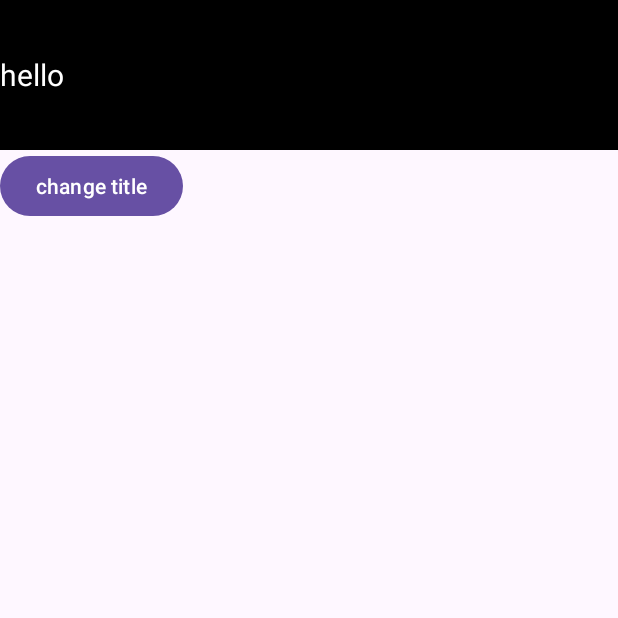
After one commit to songzhw/KAE-to-ViewBinding, an Android app: the CustomViewPage3 screen opened directly, with no data from a screen before it, on a phone screen of 412 x 824 dp, the top half of it. The commit adds this screen. Run offline under Robolectric (Android 15) with nearby library versions, the phone set to English and light mode, and no system bars.

Commit message:
add more samples

```diff
--- a/demo/KAE_Converter1/app/src/main/AndroidManifest.xml
+++ b/demo/KAE_Converter1/app/src/main/AndroidManifest.xml
@@ -27,6 +27,7 @@
         <activity android:name=".RvPage"/>
         <activity android:name=".CustomViewPage"/>
         <activity android:name=".CustomViewPage2"/>
+        <activity android:name=".CustomViewPage3"/>
         <activity android:name=".FragmentBoxPage"/>
 
     </application>
--- /dev/null
+++ b/demo/KAE_Converter1/app/src/main/java/ca/six/demo/kae_converter1/CustomViewPage3.kt
@@ -0,0 +1,18 @@
+package ca.six.demo.kae_converter1
+
+import android.os.Bundle
+import androidx.appcompat.app.AppCompatActivity
+import kotlinx.android.synthetic.main.actv_multi_use.btnChangeTitle
+import kotlinx.android.synthetic.main.actv_multi_use.viewTitle
+import kotlinx.android.synthetic.main.view_top_view.view.tvTitle
+
+class CustomViewPage3: AppCompatActivity(R.layout.actv_multi_use) {
+    override fun onCreate(savedInstanceState: Bundle?) {
+        super.onCreate(savedInstanceState)
+        viewTitle.tvTitle.text = "hello"
+
+        btnChangeTitle.setOnClickListener {
+            viewTitle.tvTitle.text = "world"
+        }
+    }
+}
--- /dev/null
+++ b/demo/KAE_Converter1/app/src/main/java/ca/six/demo/kae_converter1/views/TitleView.java
@@ -0,0 +1,33 @@
+package ca.six.demo.kae_converter1.views;
+
+import android.content.Context;
+import android.util.AttributeSet;
+import android.view.View;
+import android.widget.FrameLayout;
+
+import androidx.annotation.NonNull;
+import androidx.annotation.Nullable;
+
+import ca.six.demo.kae_converter1.R;
+
+public class TitleView extends FrameLayout {
+    public TitleView(@NonNull Context context) {
+        super(context);
+        init(context, null);
+    }
+
+    public TitleView(@NonNull Context context, @Nullable AttributeSet attrs) {
+        super(context, attrs);
+        init(context, attrs);
+    }
+
+    public TitleView(@NonNull Context context, @Nullable AttributeSet attrs, int defStyleAttr) {
+        super(context, attrs, defStyleAttr);
+        init(context, attrs);
+    }
+
+    public void init(@NonNull final Context context, @Nullable AttributeSet attrs) {
+        final View view = inflate(context, R.layout.view_top_view, this);
+    }
+
+}
--- a/demo/KAE_Converter1/app/src/main/res/layout/actv_ios_switch.xml
+++ b/demo/KAE_Converter1/app/src/main/res/layout/actv_ios_switch.xml
@@ -12,7 +12,7 @@
         android:layout_marginTop="12dp"
         />
 
-    <ca.six.demo.kae_converter1.SwitchIosView
+    <ca.six.demo.kae_converter1.views.SwitchIosView
         android:layout_width="100dp"
         android:layout_height="50dp"
         android:layout_alignParentRight="true"
--- /dev/null
+++ b/demo/KAE_Converter1/app/src/main/res/layout/actv_multi_use.xml
@@ -0,0 +1,18 @@
+<?xml version="1.0" encoding="utf-8"?>
+<LinearLayout xmlns:android="http://schemas.android.com/apk/res/android"
+    android:orientation="vertical"
+    android:layout_width="match_parent"
+    android:layout_height="match_parent">
+
+    <ca.six.demo.kae_converter1.views.TitleView
+        android:id="@+id/viewTitle"
+        android:layout_width="match_parent" android:layout_height="wrap_content"
+        />
+
+    <Button android:id="@+id/btnChangeTitle"
+        android:layout_width="wrap_content" android:layout_height="wrap_content"
+        android:text="change title"
+        />
+
+
+</LinearLayout>
--- /dev/null
+++ b/demo/KAE_Converter1/app/src/main/res/layout/view_top_view.xml
@@ -0,0 +1,14 @@
+<?xml version="1.0" encoding="utf-8"?>
+<LinearLayout xmlns:android="http://schemas.android.com/apk/res/android"
+    android:orientation="horizontal"
+    android:layout_width="match_parent"
+    android:layout_height="100dp"
+    android:background="@color/black">
+
+    <TextView android:id="@+id/tvTitle"
+        android:layout_width="wrap_content" android:layout_height="wrap_content"
+        android:textSize="20dp" android:textColor="#fff"
+        android:layout_gravity="center"
+        />
+
+</LinearLayout>
```
Also changed, not shown: demo/KAE_Converter1/app/src/main/java/ca/six/demo/kae_converter1/CustomViewPage2.kt (+7 -49 lines), demo/KAE_Converter1/app/src/main/java/ca/six/demo/kae_converter1/MainActivity.kt (+5 -2 lines), demo/KAE_Converter1/app/src/main/java/ca/six/demo/kae_converter1/views/SwitchIosView.kt (added, +51 -0 lines).
